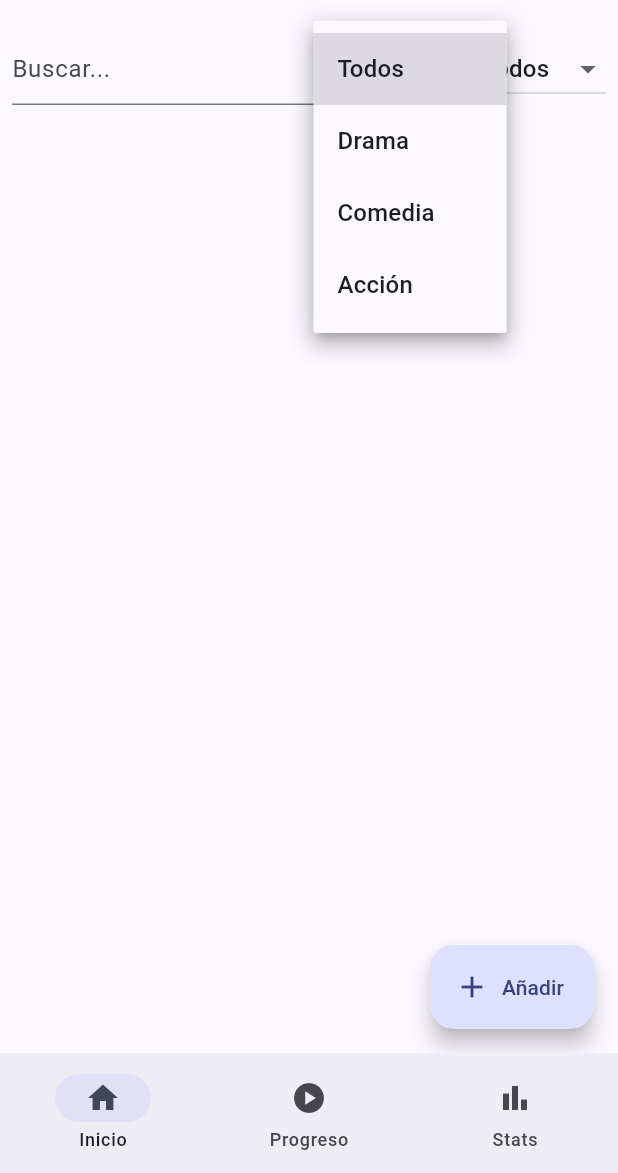
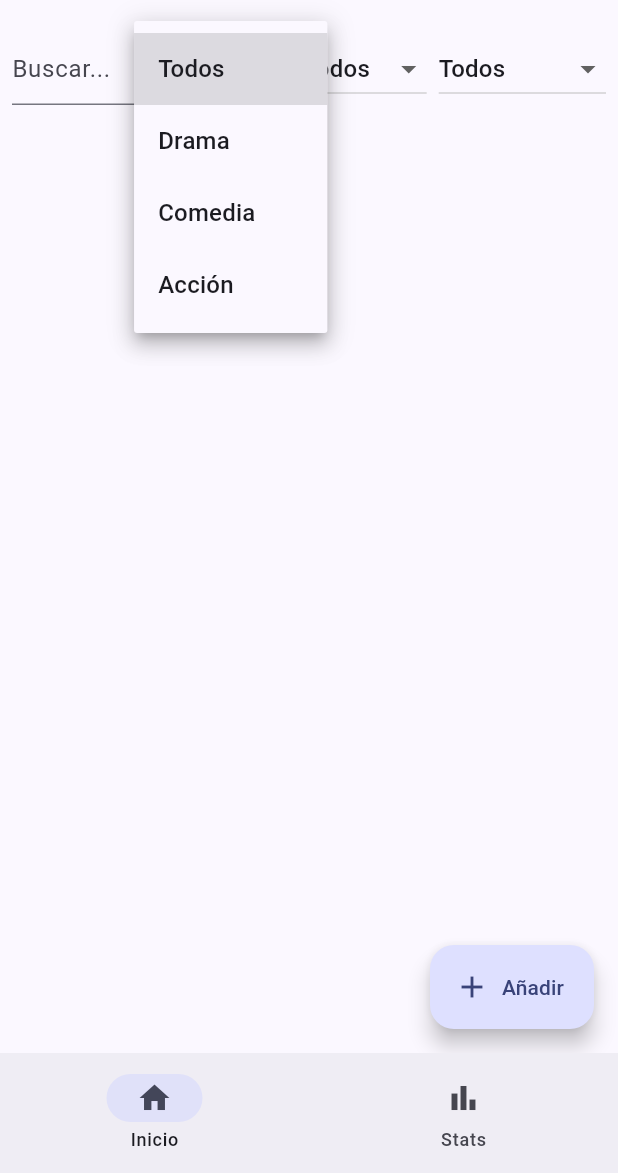
Before and after one commit to DylanSantiagoRodriguez/flutter_electivaIII, a Flutter app: the screen it shows after launch, after a tap on "Todos", on a phone screen of 412 x 824 dp, the part 63-1236 px from its top. Run offline on Flutter 3.47's test engine with Material 3 defaults, Android fonts, the phone set to English and light mode, and no system bars; our stand-ins replace flutter_riverpod, freezed_annotation, hive_flutter, sqflite; accounts and stored records are empty.

```diff
--- a/database/lib/app.dart
+++ b/database/lib/app.dart
@@ -1,5 +1,4 @@
 import 'package:database/presentation/pages/home_page.dart';
-import 'package:database/presentation/pages/now_playing_page.dart';
 import 'package:database/presentation/pages/stats_page.dart';
 import 'package:database/presentation/providers.dart';
 import 'package:flutter/material.dart';
@@ -52,7 +51,7 @@ class _HomeShell extends StatefulWidget {
 class _HomeShellState extends State<_HomeShell> {
   int _index = 0;
 
-  final _pages = const [HomePage(), NowPlayingPage(), StatsPage()];
+  final _pages = const [HomePage(), StatsPage()];
 
   @override
   Widget build(BuildContext context) {
@@ -62,7 +61,6 @@ class _HomeShellState extends State<_HomeShell> {
         selectedIndex: _index,
         destinations: const [
           NavigationDestination(icon: Icon(Icons.home), label: 'Inicio'),
-          NavigationDestination(icon: Icon(Icons.play_circle), label: 'Progreso'),
           NavigationDestination(icon: Icon(Icons.bar_chart), label: 'Stats'),
         ],
         onDestinationSelected: (i) => setState(() => _index = i),
--- a/database/lib/data/repositories/tracker_repository_impl.dart
+++ b/database/lib/data/repositories/tracker_repository_impl.dart
@@ -64,7 +64,7 @@ class TrackerRepositoryImpl implements TrackerRepository {
   }
 
   @override
-  Future<List<Show>> searchShows({String? query, String? genre, ShowType? type}) async {
+  Future<List<Show>> searchShows({String? query, String? genre, ShowType? type, ShowStatus? status}) async {
     final db = await sqlite.database;
     final where = <String>[];
     final args = <Object?>[];
@@ -79,6 +79,10 @@ class TrackerRepositoryImpl implements TrackerRepository {
     if (type != null) {
       where.add('type = ?');
       args.add(type.name);
+    }
+    if (status != null) {
+      where.add('status = ?');
+      args.add(status.name);
     }
     final rows = await db.query('shows', where: where.isEmpty ? null : where.join(' AND '), whereArgs: args, orderBy: 'title ASC');
     return rows.map((m) => Show.fromJson(_decodeShow(m))).toList();
--- a/database/lib/domain/repositories/tracker_repository.dart
+++ b/database/lib/domain/repositories/tracker_repository.dart
@@ -7,7 +7,7 @@ import 'package:database/domain/entities/enums.dart';
 
 abstract class TrackerRepository {
   // CRUD Shows
-  Future<List<Show>> searchShows({String? query, String? genre, ShowType? type});
+  Future<List<Show>> searchShows({String? query, String? genre, ShowType? type, ShowStatus? status});
   Future<Show?> getShow(int id);
   Future<void> upsertShow(Show show);
   Future<void> deleteShow(int id);
--- a/database/lib/presentation/pages/home_page.dart
+++ b/database/lib/presentation/pages/home_page.dart
@@ -47,6 +47,18 @@ class HomePage extends ConsumerWidget {
                 ],
                 onChanged: (v) => ref.read(showsFilterProvider.notifier).setType(v),
               ),
+              const SizedBox(width: 8),
+              DropdownButton<ShowStatus?>(
+                value: filter.status,
+                hint: const Text('Estado'),
+                items: const [
+                  DropdownMenuItem(value: null, child: Text('Todos')),
+                  DropdownMenuItem(value: ShowStatus.toWatch, child: Text('Por ver')),
+                  DropdownMenuItem(value: ShowStatus.inProgress, child: Text('En progreso')),
+                  DropdownMenuItem(value: ShowStatus.watched, child: Text('Vistas')),
+                ],
+                onChanged: (v) => ref.read(showsFilterProvider.notifier).setStatus(v),
+              ),
             ]),
           ),
           Expanded(
@@ -68,7 +80,7 @@ class HomePage extends ConsumerWidget {
         onPressed: () async {
           final saved = await Navigator.of(context).push(MaterialPageRoute(builder: (_) => const AddShowPage()));
           if (saved == true) {
-            ref.refresh(showsListProvider);
+            final _ = ref.refresh(showsListProvider);
           }
         },
         icon: const Icon(Icons.add),
--- a/database/lib/presentation/providers.dart
+++ b/database/lib/presentation/providers.dart
@@ -33,20 +33,21 @@ final themeModeProvider = Provider<ThemeMode>((ref) {
 });
 
 // Shows list with filters
-class ShowsFilter extends StateNotifier<({String query, String? genre, ShowType? type})> {
-  ShowsFilter() : super((query: '', genre: null, type: null));
+class ShowsFilter extends StateNotifier<({String query, String? genre, ShowType? type, ShowStatus? status})> {
+  ShowsFilter() : super((query: '', genre: null, type: null, status: null));
 
-  void setQuery(String q) => state = (query: q, genre: state.genre, type: state.type);
-  void setGenre(String? g) => state = (query: state.query, genre: g, type: state.type);
-  void setType(ShowType? t) => state = (query: state.query, genre: state.genre, type: t);
+  void setQuery(String q) => state = (query: q, genre: state.genre, type: state.type, status: state.status);
+  void setGenre(String? g) => state = (query: state.query, genre: g, type: state.type, status: state.status);
+  void setType(ShowType? t) => state = (query: state.query, genre: state.genre, type: t, status: state.status);
+  void setStatus(ShowStatus? s) => state = (query: state.query, genre: state.genre, type: state.type, status: s);
 }
 
-final showsFilterProvider = StateNotifierProvider<ShowsFilter, ({String query, String? genre, ShowType? type})>((ref) => ShowsFilter());
+final showsFilterProvider = StateNotifierProvider<ShowsFilter, ({String query, String? genre, ShowType? type, ShowStatus? status})>((ref) => ShowsFilter());
 
 final showsListProvider = FutureProvider<List<Show>>((ref) async {
   final repo = ref.read(repositoryProvider);
   final f = ref.watch(showsFilterProvider);
-  return repo.searchShows(query: f.query, genre: f.genre, type: f.type);
+  return repo.searchShows(query: f.query, genre: f.genre, type: f.type, status: f.status);
 });
 
 // Current watching
--- /dev/null
+++ b/database/repolink.txt
@@ -0,0 +1 @@
+https://github.com/DylanSantiagoRodriguez/flutter_electivaIII/tree/main/database
```
Also changed, not shown: database/lib/presentation/pages/now_playing_page.dart (deleted, +0 -46 lines), database/lib/presentation/pages/stats_page.dart (+48 -5 lines).
